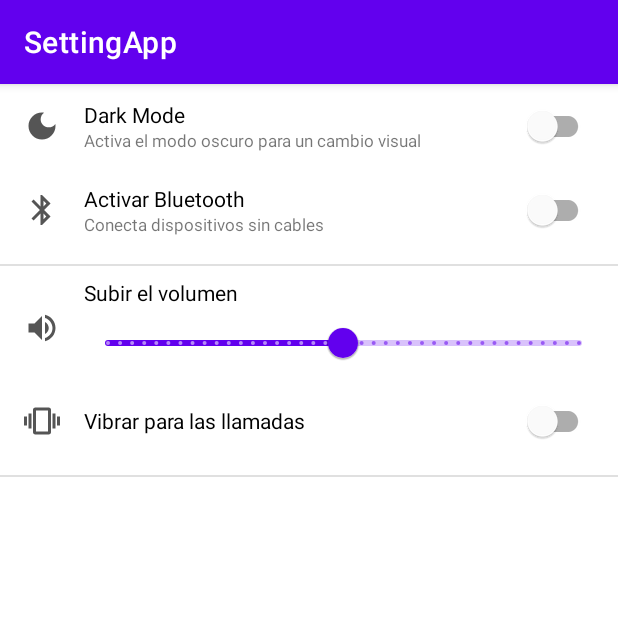
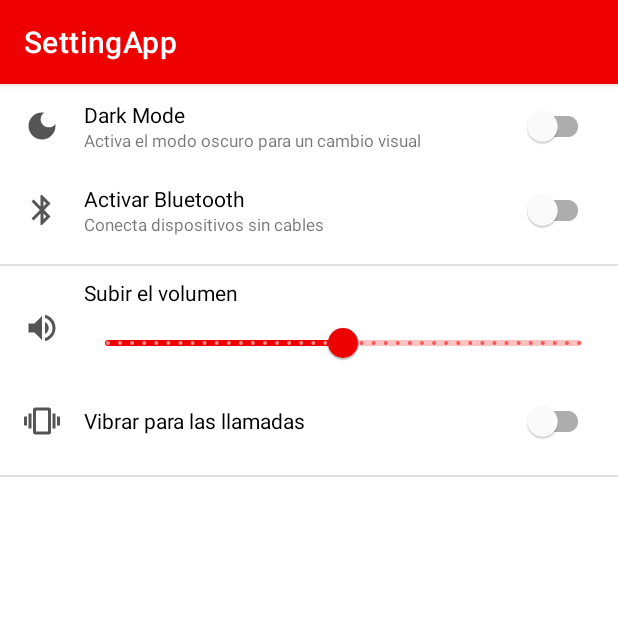
Before and after one commit to ktorres63/SettingsApp, an Android app: the screen it shows after launch (SettingsActivity), on a phone screen of 412 x 824 dp, the top half of it. Run offline under Robolectric (Android 15) with nearby library versions, the phone set to English and light mode, and no system bars.

Commit message:
adding the darkmode

```diff
--- a/app/src/main/res/layout/activity_settings.xml
+++ b/app/src/main/res/layout/activity_settings.xml
@@ -29,7 +29,7 @@
                 android:layout_width="wrap_content"
                 android:layout_height="wrap_content"
                 android:text="Dark Mode"
-                android:textColor="@color/black" />
+                android:textColor="@color/setting_color_title" />
 
             <TextView
                 android:layout_width="wrap_content"
@@ -70,7 +70,7 @@
                 android:layout_width="wrap_content"
                 android:layout_height="wrap_content"
                 android:text="Activar Bluetooth"
-                android:textColor="@color/black" />
+                android:textColor="@color/setting_color_title" />
 
             <TextView
                 android:layout_width="wrap_content"
@@ -116,16 +116,16 @@
                 android:layout_width="wrap_content"
                 android:layout_height="wrap_content"
                 android:text="Subir el volumen"
-                android:textColor="@color/black" />
+                android:textColor="@color/setting_color_title" />
 
             <com.google.android.material.slider.RangeSlider
                 android:id="@+id/rsVolumen"
                 android:layout_width="match_parent"
                 android:layout_height="wrap_content"
-                android:valueFrom ="0"
-                android:valueTo = "100"
-                android:stepSize = "1"
                 android:layout_marginEnd="10dp"
+                android:stepSize="1"
+                android:valueFrom="0"
+                android:valueTo="100"
 
                 />
         </LinearLayout>
@@ -150,7 +150,7 @@
             android:layout_height="wrap_content"
             android:layout_weight="1"
             android:text="Vibrar para las llamadas"
-            android:textColor="@color/black" />
+            android:textColor="@color/setting_color_title" />
 
 
         <com.google.android.material.switchmaterial.SwitchMaterial
--- /dev/null
+++ b/app/src/main/res/values-night/colors.xml
@@ -0,0 +1,6 @@
+<?xml version="1.0" encoding="utf-8"?>
+<resources>
+
+    <color name="setting_color_title">#FFFFFF</color>
+
+</resources>
--- a/app/src/main/res/values/colors.xml
+++ b/app/src/main/res/values/colors.xml
@@ -7,4 +7,5 @@
     <color name="teal_700">#FF018786</color>
     <color name="black">#FF000000</color>
     <color name="white">#FFFFFFFF</color>
+    <color name="setting_color_title">#000000</color>
 </resources>
--- a/app/src/main/res/values/themes.xml
+++ b/app/src/main/res/values/themes.xml
@@ -2,11 +2,11 @@
     <!-- Base application theme. -->
     <style name="Theme.SettingApp" parent="Theme.MaterialComponents.DayNight.DarkActionBar">
         <!-- Primary brand color. -->
-        <item name="colorPrimary">@color/purple_500</item>
+        <item name="colorPrimary">#EE0000</item>
         <item name="colorPrimaryVariant">@color/purple_700</item>
         <item name="colorOnPrimary">@color/white</item>
         <!-- Secondary brand color. -->
-        <item name="colorSecondary">@color/teal_200</item>
+        <item name="colorSecondary">#DAAB03</item>
         <item name="colorSecondaryVariant">@color/teal_700</item>
         <item name="colorOnSecondary">@color/black</item>
         <!-- Status bar color. -->
```
Also changed, not shown: app/src/main/java/com/tutorial/settingapp/SettingsActivity.kt (+16 -0 lines).
